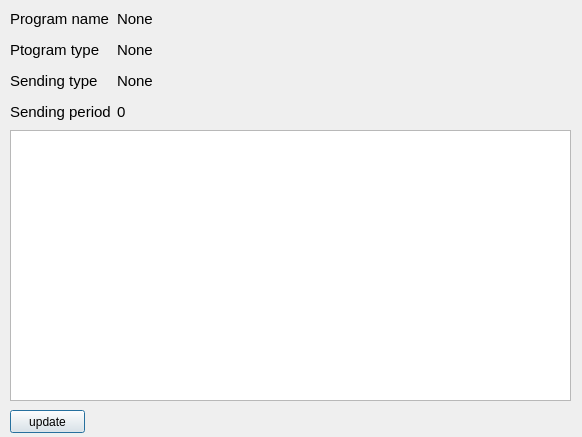
Megarekrut65/OOP-labs, file 2-sem/lab3b/Windows/programwindow.ui: the form before one commit.
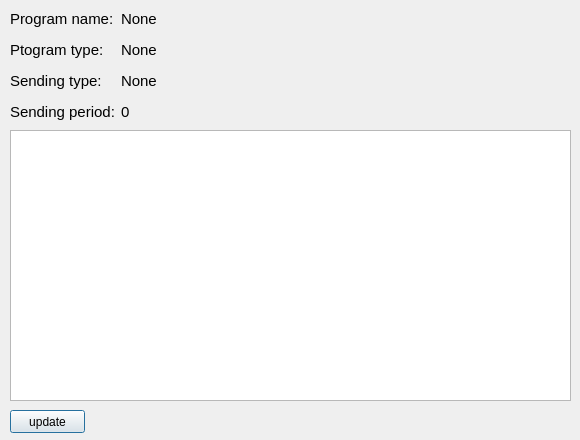
The form after the commit.

Commit message: Added setting data to filds in ProgramWindow

The edit to the form file:
```diff
--- a/2-sem/lab3b/Windows/programwindow.ui
+++ b/2-sem/lab3b/Windows/programwindow.ui
@@ -6,10 +6,22 @@
    <rect>
     <x>0</x>
     <y>0</y>
-    <width>582</width>
-    <height>437</height>
+    <width>580</width>
+    <height>440</height>
    </rect>
   </property>
+  <property name="minimumSize">
+   <size>
+    <width>580</width>
+    <height>440</height>
+   </size>
+  </property>
+  <property name="maximumSize">
+   <size>
+    <width>580</width>
+    <height>440</height>
+   </size>
+  </property>
   <property name="windowTitle">
    <string>Dialog</string>
   </property>
@@ -31,7 +43,7 @@
        </font>
       </property>
       <property name="text">
-       <string>Program name</string>
+       <string>Program name:</string>
       </property>
      </widget>
     </item>
@@ -55,7 +67,7 @@
        </font>
       </property>
       <property name="text">
-       <string>Ptogram type</string>
+       <string>Ptogram type:</string>
       </property>
      </widget>
     </item>
@@ -79,7 +91,7 @@
        </font>
       </property>
       <property name="text">
-       <string>Sending type</string>
+       <string>Sending type:</string>
       </property>
      </widget>
     </item>
@@ -103,7 +115,7 @@
        </font>
       </property>
       <property name="text">
-       <string>Sending period</string>
+       <string>Sending period:</string>
       </property>
      </widget>
     </item>
```
Left out of the diff: 8 changed lines with no effect on the pictures. The commit also changes 11 other files.
